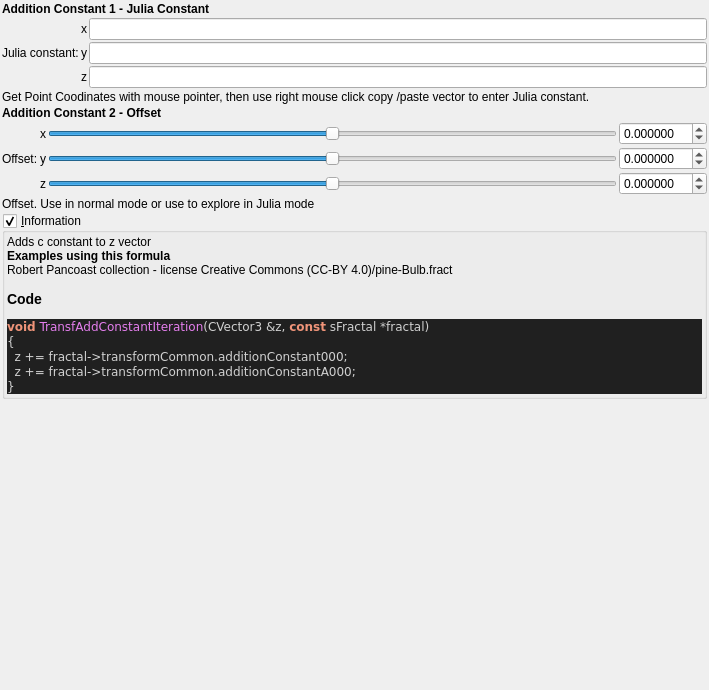
Qt form mandelbulber2/formula/ui/fractal_transf_add_constant.ui (buddhi1980/mandelbulber2) before a commit.
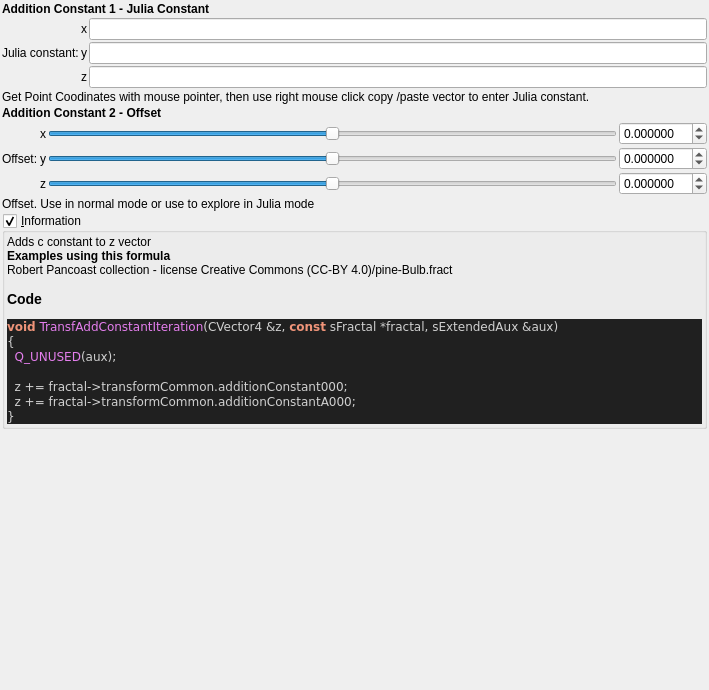
The same form after that commit. Custom widgets are drawn as their Qt base class.

Diff of the .ui file:
```diff
--- a/mandelbulber2/formula/ui/fractal_transf_add_constant.ui
+++ b/mandelbulber2/formula/ui/fractal_transf_add_constant.ui
@@ -356,8 +356,10 @@
 &lt;/table&gt;
 &lt;br&gt;&lt;b&gt;Examples using this formula&lt;/b&gt;&lt;br&gt;Robert Pancoast collection - license Creative Commons (CC-BY 4.0)/pine-Bulb.fract&lt;h3&gt;Code&lt;/h3&gt;
 &lt;body style=&quot;background-color:#202020&quot;&gt;
-&lt;pre style=&quot;color:#d0d0d0; background-color:#202020;  font-family:'Courier New',monospace;&quot;&gt;&lt;span style=&quot;color:#f09479; font-weight:bold&quot;&gt;void&lt;/span&gt; &lt;span style=&quot;color:#e47eed&quot;&gt;TransfAddConstantIteration&lt;/span&gt;&lt;span style=&quot;color:#d0d0d0&quot;&gt;(&lt;/span&gt;CVector3 &lt;span style=&quot;color:#d0d0d0&quot;&gt;&amp;amp;&lt;/span&gt;z&lt;span style=&quot;color:#d0d0d0&quot;&gt;,&lt;/span&gt; &lt;span style=&quot;color:#f09479; font-weight:bold&quot;&gt;const&lt;/span&gt; sFractal &lt;span style=&quot;color:#d0d0d0&quot;&gt;*&lt;/span&gt;fractal&lt;span style=&quot;color:#d0d0d0&quot;&gt;)&lt;/span&gt;
+&lt;pre style=&quot;color:#d0d0d0; background-color:#202020;  font-family:'Courier New',monospace;&quot;&gt;&lt;span style=&quot;color:#f09479; font-weight:bold&quot;&gt;void&lt;/span&gt; &lt;span style=&quot;color:#e47eed&quot;&gt;TransfAddConstantIteration&lt;/span&gt;&lt;span style=&quot;color:#d0d0d0&quot;&gt;(&lt;/span&gt;CVector4 &lt;span style=&quot;color:#d0d0d0&quot;&gt;&amp;amp;&lt;/span&gt;z&lt;span style=&quot;color:#d0d0d0&quot;&gt;,&lt;/span&gt; &lt;span style=&quot;color:#f09479; font-weight:bold&quot;&gt;const&lt;/span&gt; sFractal &lt;span style=&quot;color:#d0d0d0&quot;&gt;*&lt;/span&gt;fractal&lt;span style=&quot;color:#d0d0d0&quot;&gt;,&lt;/span&gt; sExtendedAux &lt;span style=&quot;color:#d0d0d0&quot;&gt;&amp;amp;&lt;/span&gt;aux&lt;span style=&quot;color:#d0d0d0&quot;&gt;)&lt;/span&gt;
 &lt;span style=&quot;color:#d0d0d0&quot;&gt;{&lt;/span&gt;
+  &lt;span style=&quot;color:#e47eed&quot;&gt;Q_UNUSED&lt;/span&gt;&lt;span style=&quot;color:#d0d0d0&quot;&gt;(&lt;/span&gt;aux&lt;span style=&quot;color:#d0d0d0&quot;&gt;);&lt;/span&gt;
+
   z &lt;span style=&quot;color:#d0d0d0&quot;&gt;+=&lt;/span&gt; fractal&lt;span style=&quot;color:#d0d0d0&quot;&gt;-&amp;gt;&lt;/span&gt;transformCommon&lt;span style=&quot;color:#d0d0d0&quot;&gt;.&lt;/span&gt;additionConstant000&lt;span style=&quot;color:#d0d0d0&quot;&gt;;&lt;/span&gt;
   z &lt;span style=&quot;color:#d0d0d0&quot;&gt;+=&lt;/span&gt; fractal&lt;span style=&quot;color:#d0d0d0&quot;&gt;-&amp;gt;&lt;/span&gt;transformCommon&lt;span style=&quot;color:#d0d0d0&quot;&gt;.&lt;/span&gt;additionConstantA000&lt;span style=&quot;color:#d0d0d0&quot;&gt;;&lt;/span&gt;
 &lt;span style=&quot;color:#d0d0d0&quot;&gt;}&lt;/span&gt;
```
